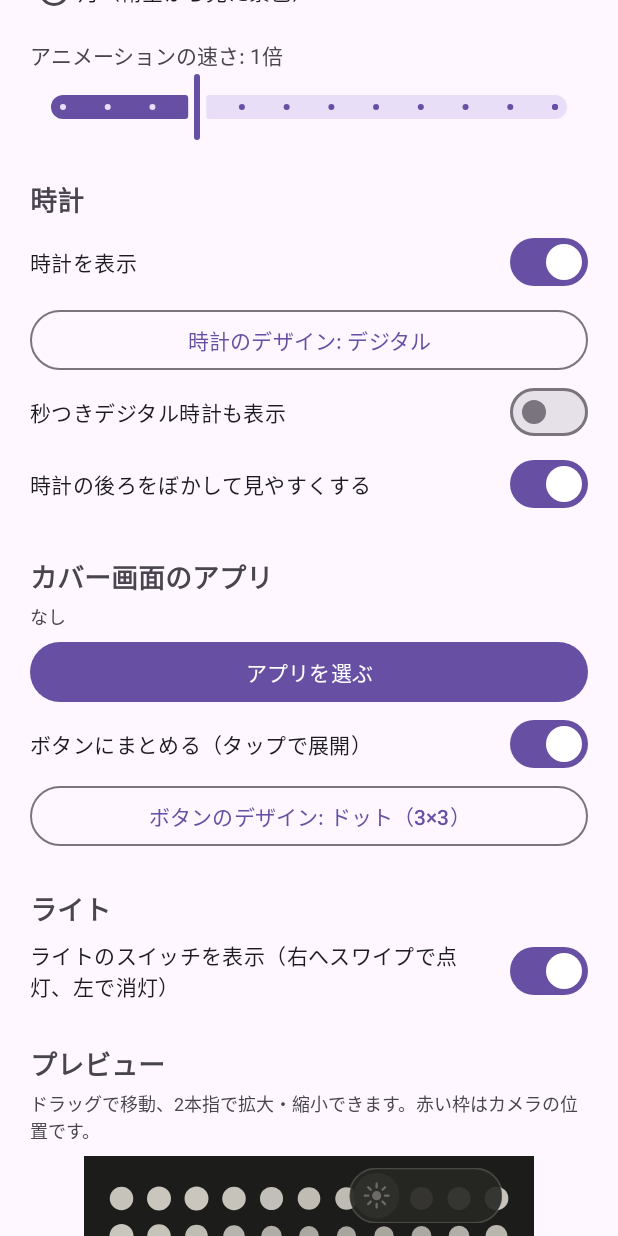
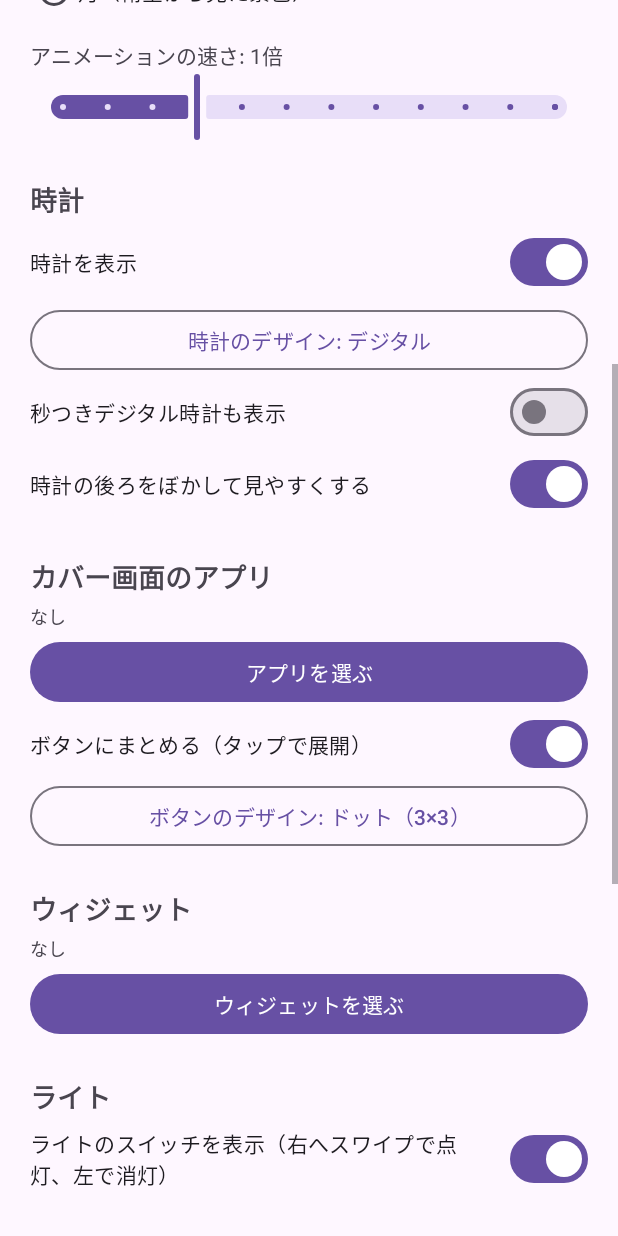
Before and after one commit to Yukichi006/flip7-cover, an Android app: the screen it shows after launch (MainActivity), scrolled down 576 dp, on a phone screen of 412 x 824 dp. Run offline under Robolectric (Android 15) with nearby library versions, the phone set to English and light mode, and no system bars.

Commit message:
Show another app's home-screen widget on the cover screen
Host one app widget (for example a Suica balance widget) on the cover
screen. Settings gets a picker listing installed widgets; picking one
asks for bind permission the first time and opens the widget's own
setup screen when it needs one. The widget is built at the cover
screen's density, told its size so it can pick a fitting layout,
receives updates while the overlay is shown, and can be moved and
resized in the preview like the other parts.

Co-Authored-By: Claude Opus 5.5 <noreply@anthropic.com>
Claude-Session: https://claude.ai/code/session_0152cWq3Jtrnxn1k5kMbzuuL

```diff
--- a/app/src/main/AndroidManifest.xml
+++ b/app/src/main/AndroidManifest.xml
@@ -6,6 +6,10 @@
         <intent>
             <action android:name="android.intent.action.MAIN" />
             <category android:name="android.intent.category.LAUNCHER" />
+        </intent>
+        <!-- カバー画面に置けるウィジェットの一覧を取得する -->
+        <intent>
+            <action android:name="android.appwidget.action.APPWIDGET_UPDATE" />
         </intent>
     </queries>
 
--- a/app/src/main/java/com/example/flipcover/CoverContent.kt
+++ b/app/src/main/java/com/example/flipcover/CoverContent.kt
@@ -1,5 +1,6 @@
 package com.example.flipcover
 
+import android.appwidget.AppWidgetManager
 import android.content.ComponentName
 import android.content.Context
 import android.graphics.Canvas
@@ -9,7 +10,10 @@ import android.graphics.RadialGradient
 import android.graphics.Shader
 import android.graphics.Typeface
 import android.graphics.drawable.GradientDrawable
+import android.hardware.display.DisplayManager
+import android.os.Bundle
 import android.util.Size
+import android.util.SizeF
 import android.util.TypedValue
 import android.view.Display
 import android.view.Gravity
@@ -34,6 +38,7 @@ object CoverContent {
     const val TAG_LAUNCHER = "launcher"
     const val TAG_APP_GRID = "appGrid"
     const val TAG_TORCH = "torch"
+    const val TAG_WIDGET = "widget"
 
     /** カバー画面の実寸。取得できなければ Flip7 の値を使う。 */
     fun coverSize(display: Display?): Size {
@@ -105,7 +110,8 @@ object CoverContent {
                 TAG_DIGITAL, prefs.digitalX, prefs.digitalY, prefs.clockBackdrop)
         }
 
-        // アプリを開いたときは暗い幕の下に隠れるよう、アプリより先に置く
+        // ウィジェットとライトは、アプリを開いたときに暗い幕の下に隠れるよう、アプリより先に置く
+        addWidget(context, root, size, prefs, editing)
         if (prefs.showTorch) {
             val tw = (prefs.torchSize * w).toInt()
             val torch = TorchSwitch(context, interactive = !editing).apply { tag = TAG_TORCH }
@@ -114,6 +120,34 @@ object CoverContent {
 
         addApps(context, root, size, prefs, onLaunch, editing, expandedPreview)
         return root
+    }
+
+    /**
+     * ほかのアプリのウィジェット（Suica の残高など）を置く。
+     * ウィジェットの文字の大きさがカバー画面と同じになるよう、カバー画面の密度で組み立てる。
+     */
+    private fun addWidget(context: Context, root: FrameLayout, size: Size, prefs: Prefs, editing: Boolean) {
+        val id = prefs.widgetId
+        if (id == -1) return
+        // ウィジェットのアプリがアンインストールされたときは何も置かない
+        val info = AppWidgetManager.getInstance(context).getAppWidgetInfo(id) ?: return
+        val cover = CoverOverlayService.findCoverDisplay(context.getSystemService(DisplayManager::class.java))
+        val onCover = runCatching { context.display?.displayId == cover?.displayId }.getOrDefault(false)
+        val widgetContext = if (cover != null && !onCover) context.createDisplayContext(cover) else context
+        val view = runCatching { WidgetHost.get(context).createView(widgetContext, id, info) }.getOrNull() ?: return
+
+        val ww = (prefs.widgetW * size.width).toInt()
+        val wh = (prefs.widgetH * size.height).toInt()
+        if (!editing) {
+            // ウィジェットのアプリに表示する大きさを知らせ、合うレイアウトを選んでもらう
+            val density = widgetContext.resources.displayMetrics.density
+            runCatching { view.updateAppWidgetSize(Bundle(), listOf(SizeF(ww / density, wh / density))) }
+        }
+        val frame = WidgetFrame(context, editing).apply {
+            tag = TAG_WIDGET
+            addView(view, FrameLayout.LayoutParams(-1, -1))
+        }
+        root.addView(frame, place(size, prefs.widgetX, prefs.widgetY, ww, wh))
     }
 
     /** 背景と一体のドット時計。時計の位置はほかの部品と同じく画面内に収めた値を使う。 */
--- a/app/src/main/java/com/example/flipcover/CoverOverlayService.kt
+++ b/app/src/main/java/com/example/flipcover/CoverOverlayService.kt
@@ -111,6 +111,8 @@ class CoverOverlayService : AccessibilityService(), DisplayManager.DisplayListen
             overlay = view
             overlayWm = wm
             coverDisplayId = display.displayId
+            // 表示している間だけ、ウィジェットの更新（残高の変化など）を受け取る
+            if (prefs.widgetId != -1) runCatching { WidgetHost.get(this).startListening() }
         }
     }
 
@@ -136,6 +138,7 @@ class CoverOverlayService : AccessibilityService(), DisplayManager.DisplayListen
     }
 
     private fun hide() {
+        if (overlay != null) runCatching { WidgetHost.get(this).stopListening() }
         overlay?.let { v -> runCatching { overlayWm?.removeView(v) } }
         overlay = null
         overlayWm = null
--- a/app/src/main/java/com/example/flipcover/PreviewEditor.kt
+++ b/app/src/main/java/com/example/flipcover/PreviewEditor.kt
@@ -205,6 +205,12 @@ class PreviewEditor(
                 prefs.launcherY = cy
                 prefs.launcherSize = (prefs.launcherSize * pinch).coerceIn(0.06f, 0.3f)
             }
+            tag == CoverContent.TAG_WIDGET -> {
+                prefs.widgetX = cx
+                prefs.widgetY = cy
+                prefs.widgetW = (prefs.widgetW * pinch).coerceIn(0.15f, 1f)
+                prefs.widgetH = (prefs.widgetH * pinch).coerceIn(0.08f, 1f)
+            }
             tag == CoverContent.TAG_TORCH -> {
                 prefs.torchX = cx
                 prefs.torchY = cy
@@ -223,7 +229,7 @@ class PreviewEditor(
         /** ドラッグで動かせる部品。 */
         val MOVABLE = setOf(
             CoverContent.TAG_CLOCK, CoverContent.TAG_DIGITAL, CoverContent.TAG_LAUNCHER, CoverContent.TAG_APP_GRID,
-            CoverContent.TAG_TORCH,
+            CoverContent.TAG_TORCH, CoverContent.TAG_WIDGET,
         )
 
         /** 吸い付く位置（画面に対する割合）。12 等分なので、2・3・4・6 分割の線も含む。 */
--- a/app/src/main/res/layout/activity_main.xml
+++ b/app/src/main/res/layout/activity_main.xml
@@ -180,6 +180,31 @@
             android:layout_width="match_parent"
             android:layout_height="wrap_content" />
 
+        <!-- ウィジェット -->
+        <TextView
+            style="@style/FlipCover.Section"
+            android:text="ウィジェット" />
+
+        <TextView
+            android:id="@+id/widgetLabel"
+            android:layout_width="wrap_content"
+            android:layout_height="wrap_content"
+            android:textSize="12sp" />
+
+        <Button
+            android:id="@+id/pickWidget"
+            android:layout_width="match_parent"
+            android:layout_height="wrap_content"
+            android:layout_marginTop="4dp"
+            android:text="ウィジェットを選ぶ" />
+
+        <Button
+            android:id="@+id/removeWidget"
+            style="@style/Widget.Material3.Button.TextButton"
+            android:layout_width="wrap_content"
+            android:layout_height="wrap_content"
+            android:text="ウィジェットを外す" />
+
         <!-- ライト -->
         <TextView
             style="@style/FlipCover.Section"
```
Also changed, not shown: app/src/main/java/com/example/flipcover/MainActivity.kt (+103 -0 lines), app/src/main/java/com/example/flipcover/Prefs.kt (+20 -0 lines), app/src/main/java/com/example/flipcover/WidgetHost.kt (added, +33 -0 lines), 1 other file.
